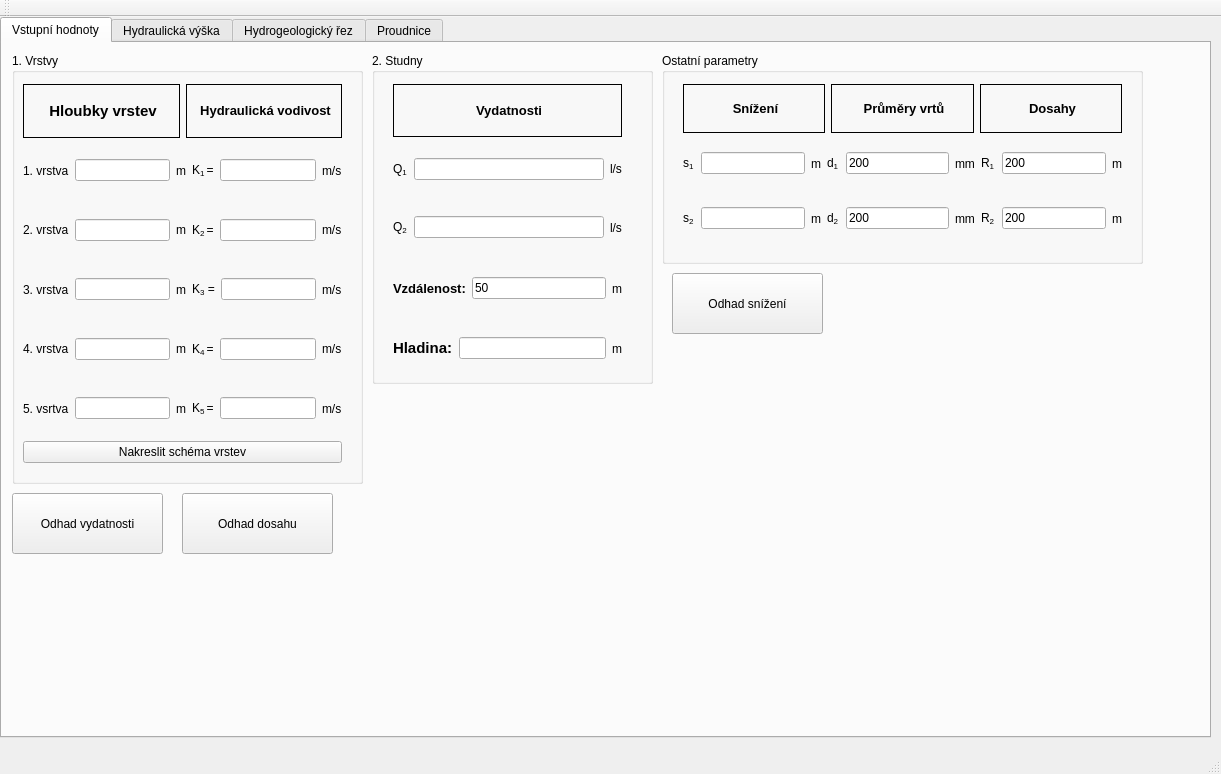
The window that mainwindow.ui (durhan/Program) describes before a commit, drawn with Qt 5.
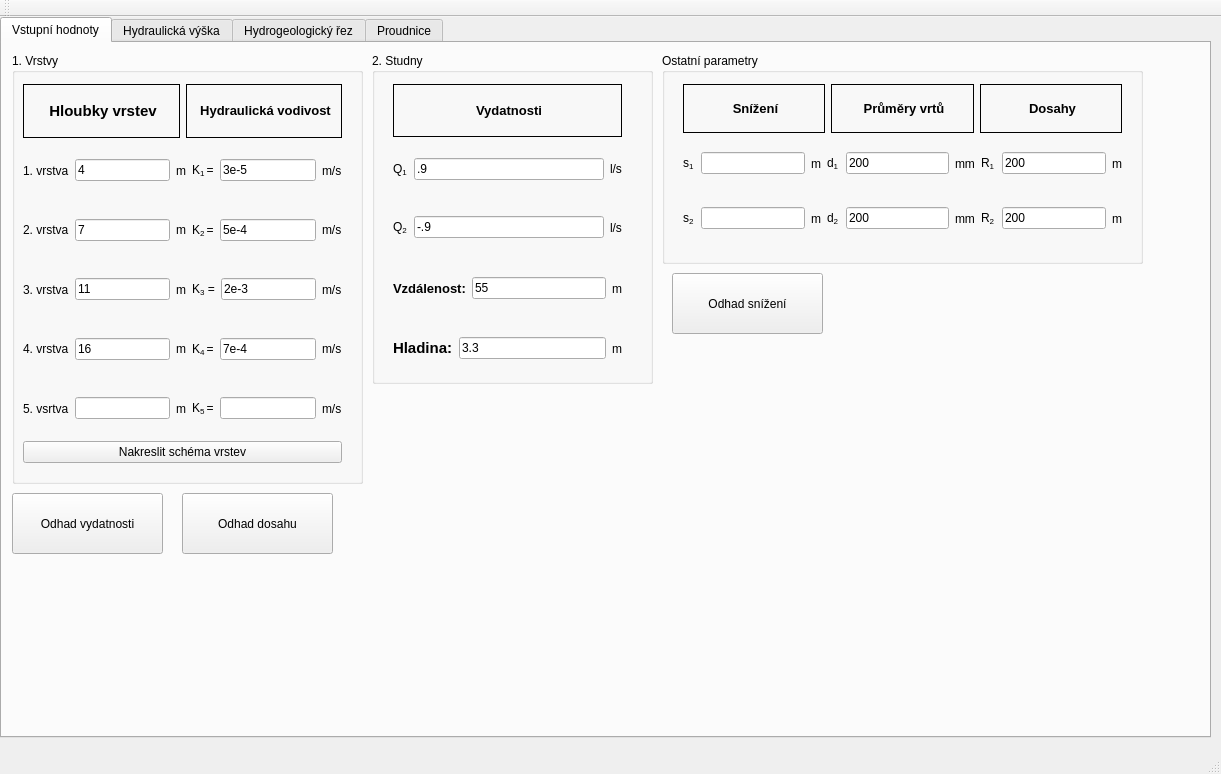
The same window after the commit. The open tabs and pages were chosen to show the change.

Commit message:
tracer test vyrazne lepsi
jine testovaci hodnoty
orezani velkych casu

```diff
--- a/mainwindow.ui
+++ b/mainwindow.ui
@@ -91,7 +91,7 @@
              <string>Hloubka báze nejsvrchnější vrstvy.</string>
             </property>
             <property name="text">
-             <string/>
+             <string>4</string>
             </property>
            </widget>
           </item>
@@ -115,7 +115,7 @@
              <string/>
             </property>
             <property name="text">
-             <string/>
+             <string>3e-5</string>
             </property>
            </widget>
           </item>
@@ -146,7 +146,7 @@
              <string>Hloubka báze 2. vrstvy.</string>
             </property>
             <property name="text">
-             <string/>
+             <string>7</string>
             </property>
            </widget>
           </item>
@@ -170,7 +170,7 @@
              <bool>true</bool>
             </property>
             <property name="text">
-             <string/>
+             <string>5e-4</string>
             </property>
            </widget>
           </item>
@@ -201,7 +201,7 @@
              <string>Hloubka báze vrstvy.</string>
             </property>
             <property name="text">
-             <string/>
+             <string>11</string>
             </property>
            </widget>
           </item>
@@ -225,7 +225,7 @@
              <bool>true</bool>
             </property>
             <property name="text">
-             <string/>
+             <string>2e-3</string>
             </property>
            </widget>
           </item>
@@ -256,7 +256,7 @@
              <string>Hloubka báze vrstvy.</string>
             </property>
             <property name="text">
-             <string/>
+             <string>16</string>
             </property>
            </widget>
           </item>
@@ -280,7 +280,7 @@
              <bool>true</bool>
             </property>
             <property name="text">
-             <string/>
+             <string>7e-4</string>
             </property>
            </widget>
           </item>
@@ -427,7 +427,7 @@
              <string>Záporná hodnota znamená čerpání.</string>
             </property>
             <property name="text">
-             <string/>
+             <string>.9</string>
             </property>
            </widget>
           </item>
@@ -455,7 +455,7 @@
              <string>Záporná hodnota znamená čerpání.</string>
             </property>
             <property name="text">
-             <string/>
+             <string>-.9</string>
             </property>
            </widget>
           </item>
@@ -493,7 +493,7 @@
            <string>Vzdálenost hydrogeologických vrtů.</string>
           </property>
           <property name="text">
-           <string>50</string>
+           <string>55</string>
           </property>
          </widget>
         </item>
@@ -529,7 +529,7 @@
            <string>Hloubka hladiny podzemní vody pod terénem.</string>
           </property>
           <property name="text">
-           <string/>
+           <string>3.3</string>
           </property>
          </widget>
         </item>
```
Left out of the diff: 2 changed lines with no effect on the pictures. The commit also changes 1 other file.
